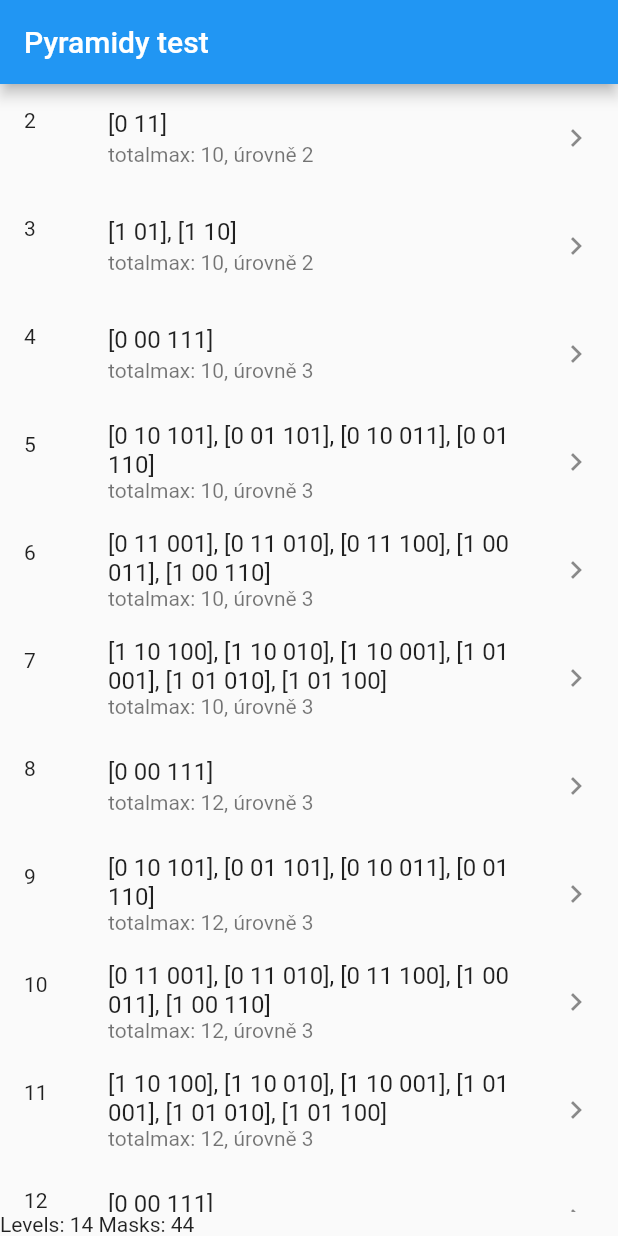
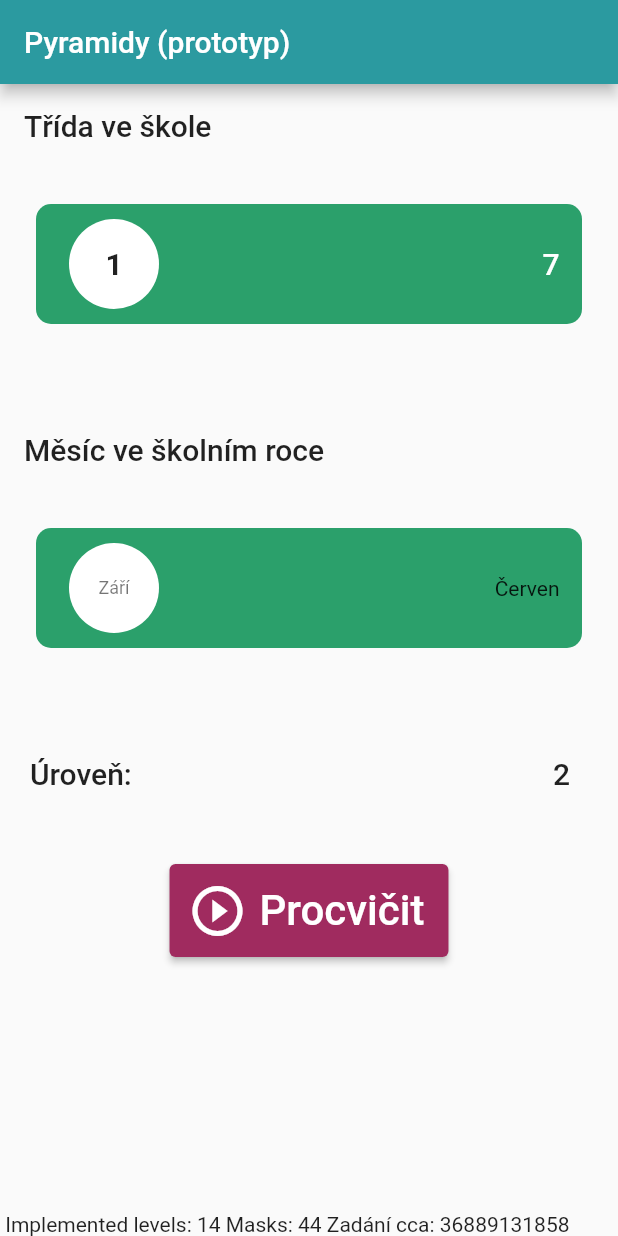
Before and after one commit to digicas/cvicebnice, a Flutter app: the screen it shows after launch, on a phone screen of 412 x 824 dp. Run offline on Flutter 3.47's test engine with Material 2 defaults, Android fonts, the phone set to English and light mode, and no system bars.

Commit message:
level select screen

````diff
--- a/lib/main.dart
+++ b/lib/main.dart
@@ -1,5 +1,9 @@
+import 'dart:math';
+
 import 'package:flutter/material.dart';
 import 'package:pyramida/screens/triangles.dart';
+
+import 'package:pyramida/screens/level_select.dart';
 
 import 'package:pyramida/models/triangle_levels.dart';
 
@@ -11,9 +15,15 @@ class MyApp extends StatelessWidget {
   Widget build(BuildContext context) {
     return MaterialApp(
       debugShowCheckedModeBanner: false, // dev banner on/off
-      title: 'Pyramida Demo',
+      title: 'Pyramidy',
       theme: ThemeData(
-        primarySwatch: Colors.blue,
+        buttonTheme: ButtonThemeData(
+          buttonColor: Color(0xffa02b5f),
+          textTheme: ButtonTextTheme.primary,
+          colorScheme: Theme.of(context).colorScheme.copyWith(secondary: Colors.white),
+        ),
+        appBarTheme: AppBarTheme(color: Color(0xff2b9aa0)),
+//        primarySwatch: Color.fromRGBO(160, 43, 95, 1),
       ),
       home: TaskListScreen(),
     );
@@ -23,37 +33,55 @@ class MyApp extends StatelessWidget {
 class TaskListScreen extends StatelessWidget {
   @override
   Widget build(BuildContext context) {
-
     int mm = levels.fold(0, (p, e) => p + e.masksAmount);
+    int totalTasks = levels.fold(0, (p, e) => p + e.masksAmount*(pow((e.maxTotal~/(e.solutionRows-1)), e.solutionRows ) ));
 
     return Scaffold(
       appBar: AppBar(
-        title: Text("Pyramidy test"),
+        title: Text("Pyramidy (prototyp)"),
       ),
       body: SafeArea(
         child: Container(
 //          color: Colors.pink,
-          child: ListView(
-            children: levels
-                .map(
-                  (level) => ListTile(
-                    onTap: () {
-                      Navigator.push(
-                        context,
-                        MaterialPageRoute( builder: (context) => TaskScreen(level: level)),
-                      );
-                    },
-                    leading: Text(level.levelIndex.toString()),
-                    title: Text("${level.allMasksToString()}"),
-                    subtitle: Text("totalmax: ${level.maxTotal}, úrovně ${level.maxRows}"),
-                    trailing: Icon(Icons.navigate_next),
-                  ),
-                )
-                .toList(),
-          ),
+          child: LevelSelect(onPlay: (int selectedLevel) {
+            print("selected $selectedLevel");
+
+            // if level not yet implemented, just Toast
+
+            print(selectedLevel);
+
+
+
+            Navigator.push(context, MaterialPageRoute( builder: (context) => TaskScreen(level: levels[selectedLevel])),
+            );
+          },),
+
+//          child: ListView(
+//            children: levels
+//                .map(
+//                  (level) => ListTile(
+//                    onTap: () {
+//                      Navigator.push(
+//                        context,
+//                        MaterialPageRoute( builder: (context) => TaskScreen(level: level)),
+//                      );
+//                    },
+//                    leading: Text(level.levelIndex.toString()),
+//                    title: Text("${level.allMasksToString()}"),
+//                    subtitle: Text("totalmax: ${level.maxTotal}, úrovně ${level.maxRows}"),
+//                    trailing: Icon(Icons.navigate_next),
+//                  ),
+//                )
+//                .toList(),
+//          ),
         ),
       ),
-      bottomNavigationBar: Text("Levels: ${levels.length} Masks: $mm"),
+      bottomNavigationBar: Text(
+          " Implemented levels: ${levels.length} Masks: $mm Zadání cca: $totalTasks"),
     );
   }
 }
+
+// total combinations:
+// jen level 2 + level 3 => 13*5 *3 masks => 195
+//
--- a/lib/models/triangle_levels.dart
+++ b/lib/models/triangle_levels.dart
@@ -1,6 +1,11 @@
 import 'dart:math';
 
-List<Level> levels = [
+class LevelTree{
+
+}
+
+
+final List<Level> levels = [
   Level(levelIndex: 2, maxTotal: 10, masks: [
     [0, 1, 1],
   ]),
@@ -64,6 +69,18 @@ List<Level> levels = [
     [0, 1, 1, 0, 0, 0, 0, 0, 1, 1],
     [0, 1, 1, 0, 0, 0, 0, 1, 1, 0],
   ]),
+];
+
+// each row is the schoolClass (0-5)
+// each column is the schoolMonth (0-9)
+List<List<int>> schoolClassToLevelMap = [
+// 09  10  11  12  01  02  03  04  05  06 -- months in the school year
+  [00, 00, 00, 00, 00, 00, 00, 00, 00, 00], // 0 class => tutorial
+  [02, 02, 02, 02, 08, 12, 16, 20, 24, 24], // 1st class
+  [21, 30, 39, 39, 48, 48, 57, 57, 61, 61], // 2nd
+  [60, 60, 60, 62, 64, 64, 64, 64, 67, 67], // 3rd
+  [66, 66, 66, 72, 72, 72, 78, 78, 85, 85], // 4th
+  [84, 84, 84, 90, 90, 90, 96, 96, 96, 96], // 5th
 ];
 
 class Level {
@@ -186,6 +203,20 @@ class Level {
 
   void regenerate() => generate();
 
+  String levelToSchoolClass() {
+    // issue - 2 classes for 1 level
+    return "XXXX";
+  }
+
+  static int schoolClassToLevel(int schoolClass, int monthInSchool) {
+    assert(schoolClass > -1); // 0 schoolClass is tutorial
+    assert(monthInSchool > -1 && monthInSchool < 10); // 0..Sept, 9..June
+    schoolClass = (schoolClass > 5) ? 5 : schoolClass; // highest defined schoolClass
+
+    return schoolClassToLevelMap[schoolClass][monthInSchool];
+  }
+
+
   @override
   String toString() =>
       "max: $maxTotal $_solution ${_masks[_selectedTaskMask].toPrettyString()} $solutionRows";
--- a/lib/screens/level_select.dart
+++ b/lib/screens/level_select.dart
@@ -1,3 +1,119 @@
 import 'package:flutter/cupertino.dart';
 import 'package:flutter/material.dart';
 import 'package:pyramida/models/triangle_levels.dart';
+import 'package:pyramida/widgets/fluid_slider.dart';
+
+class LevelSelect extends StatefulWidget {
+  const LevelSelect({
+    Key key,
+    this.onPlay,
+  }) : super(key: key);
+
+  final void Function(int) onPlay;
+
+  @override
+  _LevelSelectState createState() => _LevelSelectState();
+}
+
+class _LevelSelectState extends State<LevelSelect> {
+  double schoolYear = 1;
+  double schoolMonth = 0;
+  int level = 0;
+
+  @override
+  Widget build(BuildContext context) {
+    level = Level.schoolClassToLevel(schoolYear.toInt(), schoolMonth.toInt());
+    return SingleChildScrollView(
+      child: Column(
+//              mainAxisSize: MainAxisSize.max,
+          mainAxisAlignment: MainAxisAlignment.center,
+//              crossAxisAlignment: CrossAxisAlignment.center,
+
+          children: <Widget>[
+            ListTile(
+              title: Text("Třída ve škole",
+                  style: Theme.of(context).textTheme.title),
+            ),
+            Padding(
+              padding: const EdgeInsets.all(24),
+              child: FluidSlider(
+                sliderColor: Color(0xff2ba06b),
+                value: schoolYear,
+                onChanged: (double newValue) {
+                  setState(() {
+                    schoolYear = newValue;
+                  });
+                },
+                min: 1.0,
+                max: 7.0,
+              ),
+            ),
+            Container(
+              height: 32,
+            ),
+            ListTile(
+              title: Text("Měsíc ve školním roce",
+                  style: Theme.of(context).textTheme.title),
+            ),
+            Padding(
+              padding: const EdgeInsets.all(24),
+              child: FluidSlider(
+                sliderColor: Color(0xff2ba06b),
+                value: schoolMonth,
+                onChanged: (double newValue) {
+                  setState(() {
+                    schoolMonth = newValue;
+                  });
+                },
+                mapValueToString: (double value) {
+                  List<String> _map = [
+                    "Září",
+                    "Říjen",
+                    "Listopad",
+                    "Prosinec",
+                    "Leden",
+                    "Únor",
+                    "Březen",
+                    "Duben",
+                    "Květen",
+                    "Červen",
+                  ];
+                  return _map[value.toInt()];
+                },
+                min: 0.0,
+                max: 9.0,
+                start: Text("Září"),
+                end: Text("Červen"),
+                valueTextStyle: Theme.of(context).textTheme.caption,
+              ),
+            ),
+            Container(
+              height: 32,
+            ),
+            ListTile(
+              contentPadding: EdgeInsets.fromLTRB(20, 0, 32, 0),
+              title: Text("Úroveň:", style: Theme.of(context).textTheme.title),
+              trailing: Text("$level", style: Theme.of(context).textTheme.title),
+            ),
+            Container(
+              height: 32,
+            ),
+            SizedBox(
+              height: 62,
+//              width: 180,
+              child: RaisedButton.icon(
+
+                icon: Icon(Icons.play_circle_outline, size: 40,),
+//                color: Colors.blue,
+                onPressed: () {widget.onPlay(level);},
+                label: Text("Procvičit", style: TextStyle(fontSize: 28)),
+              ),
+            ),
+            Container(
+              height: 32,
+            ),
+
+          ]),
+    );
+  }
+}
--- a/lib/screens/triangles.dart
+++ b/lib/screens/triangles.dart
@@ -38,7 +38,7 @@ class _TaskScreenState extends State<TaskScreen> {
   Widget build(BuildContext context) {
     return Scaffold(
       appBar: AppBar(
-        title: Text("2. třída - říjen #${widget.level.levelIndex}"),
+        title: Text("Úroveň: ${widget.level.levelIndex}"),
       ),
       body: SafeArea(
         child: Container(
--- /dev/null
+++ b/lib/widgets/fluid_slider.dart
@@ -0,0 +1,480 @@
+import 'dart:ui' show lerpDouble;
+import 'package:flutter/material.dart';
+
+///A fluid design slider that works just like the [Slider] material widget.
+///
+/// Used to select from a range of values.
+///
+/// The fluid slider will be disabled if [onChanged] is null.
+///
+///
+/// By default, a fluid slider will be as wide as possible, with a height of 60.0. When
+/// given unbounded constraints, it will attempt to make itself 200.0 wide.
+///
+
+class FluidSlider extends StatefulWidget {
+  ///Creates a fluid slider
+  ///
+  /// * [value] determines currently selected value for this slider.
+  /// * [onChanged] is called while the user is selecting a new value for the
+  ///   slider.
+  /// * [onChangeStart] is called when the user starts to select a new value for
+  ///   the slider.
+  /// * [onChangeEnd] is called when the user is done selecting a new value for
+  ///   the slider.
+  ///
+  ///
+  ///
+  /// The currently selected value for this slider.
+  ///
+  /// The slider's thumb is drawn at a position that corresponds to this value.
+  final double value;
+
+  /// The minimum value the user can select.
+  ///
+  /// Defaults to 0.0. Must be less than or equal to [max].
+  final double min;
+
+  /// The maximum value the user can select.
+  ///
+  /// Defaults to 1.0. Must be greater than or equal to [min].
+  final double max;
+
+  ///The widget to be displayed as the min label. For eg: an Icon can be displayed.
+  ///
+  ///If not provided the [min] value is displayed as text.
+  ///
+  /// ## Sample code
+  ///
+  /// ```dart
+  /// FluidSlider(
+  ///   value: _value,
+  ///   min: 1.0,
+  ///   max: 100.0,
+  ///   start: Icon(
+  ///     Icons.money_off,
+  ///     color: Colors.white,
+  ///   ),
+  ///   onChanged: (double newValue) {
+  ///     setState(() {
+  ///       _duelCommandment = newValue.round();
+  ///     });
+  ///   },
+  /// )
+  /// ```
+  ///
+  final Widget start;
+
+  ///The widget to be displayed as the max label. For eg: an Icon can be displayed.
+  ///
+  ///If not provided the [max] value is displayed as text.
+  final Widget end;
+
+  /// Called during a drag when the user is selecting a new value for the slider
+  /// by dragging.
+  ///
+  /// The slider passes the new value to the callback but does not actually
+  /// change state until the parent widget rebuilds the slider with the new
+  /// value.
+  ///
+  /// If null, the slider will be displayed as disabled.
+
+  final ValueChanged<double> onChanged;
+
+  /// Called when the user starts selecting a new value for the slider.
+  ///
+  /// The value passed will be the last [value] that the slider had before the
+  /// change began.
+  final ValueChanged<double> onChangeStart;
+
+  /// Called when the user is done selecting a new value for the slider.
+  final ValueChanged<double> onChangeEnd;
+
+  ///The styling of the min and max text that gets displayed on the slider
+  ///
+  ///If not provided the ancestor [Theme]'s [accentTextTheme] text style will be applied.
+  final TextStyle labelsTextStyle;
+
+  ///The styling of the current value text that gets displayed on the slider
+  ///
+  ///If not provided the ancestor [Theme]'s [textTheme.title] text style
+  ///with bold will be applied .
+  final TextStyle valueTextStyle;
+
+  ///The color of the slider.
+  ///
+  ///If not provided the ancestor [Theme]'s [primaryColor] will be applied.
+  final Color sliderColor;
+
+  ///The color of the thumb.
+  ///
+  ///If not provided the [Colors.white] will be applied.
+  final Color thumbColor;
+
+  ///Whether to display the first decimal value of the slider value
+  ///
+  ///defaults to false
+  final bool showDecimalValue;
+
+  ///Callback function to map the double values to String texts
+  ///
+  ///If null the value is converted to String based on [showDecimalValue]
+  final String Function(double) mapValueToString;
+
+
+  const FluidSlider({
+    Key key,
+    @required this.value,
+    this.min = 0.0,
+    this.max = 1.0,
+    this.start,
+    this.end,
+    @required this.onChanged,
+    this.labelsTextStyle,
+    this.valueTextStyle,
+    this.onChangeStart,
+    this.onChangeEnd,
+    this.sliderColor,
+    this.thumbColor,
+    this.mapValueToString,
+    this.showDecimalValue = false,
+  })  : assert(value != null),
+        assert(min != null),
+        assert(max != null),
+        assert(min <= max),
+        assert(value >= min && value <= max),
+        super(key: key);
+  @override
+  _FluidSliderState createState() => _FluidSliderState();
+}
+
+class _FluidSliderState extends State<FluidSlider>
+    with SingleTickerProviderStateMixin {
+  double _sliderWidth;
+  double _currX = 0.0;
+  AnimationController _animationController;
+  CurvedAnimation _thumbAnimation;
+
+  @override
+  initState() {
+    super.initState();
+    _animationController = AnimationController(
+      duration: Duration(milliseconds: 400),
+      vsync: this,
+    );
+
+    _thumbAnimation = CurvedAnimation(
+      curve: Curves.bounceOut,
+      parent: _animationController,
+    );
+  }
+
+  @override
+  dispose() {
+    _animationController.dispose();
+    super.dispose();
+  }
+
+  Offset _getGlobalToLocal(Offset globalPosition) {
+    final RenderBox renderBox = context.findRenderObject() as RenderBox;
+    return renderBox.globalToLocal(globalPosition);
+  }
+
+  void _onHorizontalDragDown(DragDownDetails details) {
+    if (_isInteractive) {
+      _animationController.forward();
+    }
+  }
+
+  void _onHorizontalDragStart(DragStartDetails details) {
+    if (_isInteractive) {
+      if (widget.onChangeStart != null) {
+        _handleDragStart(widget.value);
+      }
+      _currX = _getGlobalToLocal(details.globalPosition).dx / _sliderWidth;
+    }
+  }
+
+  void _onHorizontalDragUpdate(DragUpdateDetails details) {
+    if (_isInteractive) {
+      final double valueDelta = details.primaryDelta / _sliderWidth;
+      _currX += valueDelta;
+
+      _handleChanged(_clamp(_currX));
+    }
+  }
+
+  void _onHorizontalDragEnd(DragEndDetails details) {
+    if (widget.onChangeEnd != null) {
+      _handleDragEnd(_clamp(_currX));
+    }
+    _currX = 0.0;
+    _animationController.reverse();
+  }
+
+  void _onHorizontalDragCancel() {
+    if (widget.onChangeEnd != null) {
+      _handleDragEnd(_clamp(_currX));
+    }
+    _currX = 0.0;
+    _animationController.reverse();
+  }
+
+  double _clamp(double value) {
+    return value.clamp(0.0, 1.0);
+  }
+
+  void _handleChanged(double value) {
+    assert(widget.onChanged != null);
+    final double lerpValue = _lerp(value);
+    if (lerpValue != widget.value) {
+      widget.onChanged(lerpValue);
+    }
+  }
+
+  void _handleDragStart(double value) {
+    assert(widget.onChangeStart != null);
+    widget.onChangeStart((value));
+  }
+
+  void _handleDragEnd(double value) {
+    assert(widget.onChangeEnd != null);
+    widget.onChangeEnd((_lerp(value)));
+  }
+
+  // Returns a number between min and max, proportional to value, which must
+  // be between 0.0 and 1.0.
+  double _lerp(double value) {
+    assert(value >= 0.0);
+    assert(value <= 1.0);
+    return value * (widget.max - widget.min) + widget.min;
+  }
+
+  // Returns a number between 0.0 and 1.0, given a value between min and max.
+  double _unlerp(double value) {
+    assert(value <= widget.max);
+    assert(value >= widget.min);
+    return widget.max > widget.min
+        ? (value - widget.min) / (widget.max - widget.min)
+        : 0.0;
+  }
+
+  Color get _sliderColor {
+    if (_isInteractive) {
+      return widget.sliderColor ?? Theme.of(context).primaryColor;
+    } else {
+      return Colors.grey;
+    }
+  }
+
+  Color get _thumbColor {
+    if (_isInteractive) {
+      return widget.thumbColor ?? Colors.white;
+    } else {
+      return Colors.grey[300];
+    }
+  }
+
+  bool get _isInteractive => widget.onChanged != null;
+
+  TextStyle _currentValTextStyle(BuildContext context) {
+    final TextStyle defaultStyle = widget.showDecimalValue
+        ? Theme.of(context)
+            .textTheme
+            .subhead
+            .copyWith(fontWeight: FontWeight.bold)
+        : Theme.of(context)
+            .textTheme
+            .title
+            .copyWith(fontWeight: FontWeight.bold);
+
+    return widget.valueTextStyle ?? defaultStyle;
+  }
+
+  @override
+  Widget build(BuildContext context) {
+    return LayoutBuilder(
+      builder: (BuildContext context, BoxConstraints constraints) {
+        //The radius of the slider thumb control
+        final double thumbDiameter = 80.0;
+        //The offset of the thumb so that it does not touch the slider border when at min/max position.
+        final double thumbPadding = 8.0;
+        //The value by which the thum positions should interpolate.
+        final double thumbPosFactor = _unlerp(widget.value);
+        double remainingWidth;
+
+        //Setting the slider width to its parent's max width if constraint width is present else set to 200.0
+        //This is used to compute the thumb position and also
+        //calculate the delta drag value in the horizontal drag handlers.
+        _sliderWidth =
+            constraints.hasBoundedWidth ? constraints.maxWidth : 200.0;
+
+        //The width remaining for the thumb to be dragged upto.
+        remainingWidth = _sliderWidth - thumbDiameter - 2 * thumbPadding;
+
+        //The position of the thumb control of the slider from max value.
+        final double thumbPositionLeft =
+            lerpDouble(thumbPadding, remainingWidth, thumbPosFactor);
+
+        //The position of the thumb control of the slider from min value.
+        final double thumbPositionRight =
+            lerpDouble(remainingWidth, thumbPadding, thumbPosFactor);
+
+        //Start position of slider thumb.
+        final RelativeRect beginRect = RelativeRect.fromLTRB(
+            thumbPositionLeft, 0.00, thumbPositionRight, 0.0);
+
+        //Popped up position of slider thumb.
+        final RelativeRect endRect = RelativeRect.fromLTRB(
+            thumbPositionLeft, -65.0, thumbPositionRight, 65.0);
+
+        //Describes the position of the thumb slider.
+        //Mainly useful to animate the thumb popping up.
+        Animation<RelativeRect> thumbPosition = RelativeRectTween(
+          begin: beginRect,
+          end: endRect,
+        ).animate(_thumbAnimation);
+
+        return Container(
+          width: _sliderWidth,
+          height: thumbDiameter,
+          decoration: BoxDecoration(
+            color: _sliderColor,
+            borderRadius: BorderRadius.horizontal(
+              left: Radius.circular(10.0),
+              right: Radius.circular(10.0),
+            ),
+          ),
+          child: Stack(
+            overflow: Overflow.visible,
+            children: <Widget>[
+              _MinMaxLabels(
+                textStyle: widget.labelsTextStyle,
+                alignment: Alignment.centerLeft,
+                child: widget.start,
+                value: widget.min,
+                padding: EdgeInsets.only(left: 15.0),
+              ),
+              _MinMaxLabels(
+                textStyle: widget.labelsTextStyle,
+                alignment: Alignment.centerRight,
+                child: widget.end,
+                value: widget.max,
+                padding: EdgeInsets.only(right: 15.0),
+              ),
+              PositionedTransition(
+                rect: thumbPosition,
+                child: CustomPaint(
+                  painter: _ThumbSplashPainter(
+                    showContact: _animationController,
+                    thumbPadding: thumbPadding,
+                    splashColor: _sliderColor,
+                  ),
+                  child: GestureDetector(
+                    onHorizontalDragCancel: _onHorizontalDragCancel,
+                    onHorizontalDragDown: _onHorizontalDragDown,
+                    onHorizontalDragStart: _onHorizontalDragStart,
+                    onHorizontalDragUpdate: _onHorizontalDragUpdate,
+                    onHorizontalDragEnd: _onHorizontalDragEnd,
+                    child: Container(
+                      width: thumbDiameter,
+                      height: thumbDiameter,
+                      decoration: BoxDecoration(
+                        shape: BoxShape.circle,
+                        color: _sliderColor,
+                      ),
+                      alignment: Alignment.center,
+                      child: Container(
+                        width: 0.75 * thumbDiameter,
+                        height: 0.75 * thumbDiameter,
+                        decoration: BoxDecoration(
+                          shape: BoxShape.circle,
+                          color: _thumbColor,
+                        ),
+                        child: Center(
+                          child: Text(
+                            widget.mapValueToString != null
+                              ? widget.mapValueToString(widget.value)
+                              : widget.showDecimalValue
+                                  ? widget.value.toStringAsFixed(1)
+                                  : widget.value.toInt().toString(),
+                            style: _currentValTextStyle(context),
+                          ),
+                        ),
+                      ),
+                    ),
+                  ),
+                ),
+              ),
+            ],
+          ),
+        );
+      },
+    );
+  }
+}
+
+class _ThumbSplashPainter extends CustomPainter {
+  final Animation showContact;
+  //This is passed to calculate and compensate the value
+  //of x for drawing the sticky fluid
+  final thumbPadding;
+  final Color splashColor;
+
+  _ThumbSplashPainter({this.thumbPadding, this.showContact, this.splashColor});
+
+  @override
+  void paint(Canvas canvas, Size size) {
+    // print(size);
+    if (showContact.value >= 0.5) {
+      final Offset center = Offset(size.width / 2, size.height / 2);
+
+      final Path path = Path();
+      path.moveTo(-0.0, size.height + 6.0);
+      path.quadraticBezierTo(
+          center.dx, size.height, thumbPadding / 2, center.dy);
+
+      path.lineTo(size.width - thumbPadding / 2, center.dy);
+
+      path.quadraticBezierTo(
+          center.dx, size.height, size.width + 0.0, size.height + 6.0);
+
+      path.close();
+      canvas.drawPath(path, Paint()..color = splashColor);
+    }
+  }
+
+  @override
+  bool shouldRepaint(CustomPainter oldDelegate) => false;
+}
+
+class _MinMaxLabels extends StatelessWidget {
+  final Alignment alignment;
+  final TextStyle textStyle;
+  final Widget child;
+  final double value;
+  final EdgeInsets padding;
+
+  const _MinMaxLabels({
+    Key key,
+    this.alignment,
+    this.textStyle,
+    this.child,
+    this.value,
+    this.padding,
+  }) : super(key: key);
+  @override
+  Widget build(BuildContext context) {
+    return Padding(
+      padding: padding,
+      child: Align(
+        alignment: alignment,
+        child: child ??
+            Text(
+              '${value.toInt()}',
+              style: textStyle ?? Theme.of(context).accentTextTheme.title,
+            ),
+      ),
+    );
+  }
+}
````
Also changed, not shown: 1 other file.
